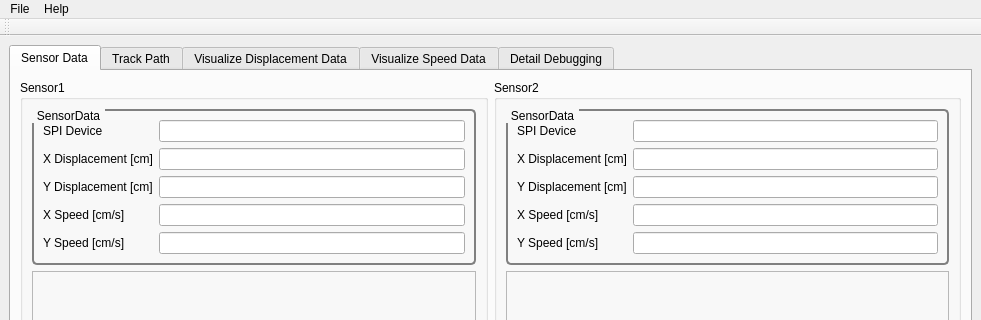
Before: the Qt Designer form src/mouse_monitor_pc/ui/mousemonitor_window.ui in Smart-Minotaur/nxt_minotaur, drawn with Qt 5; both pictures show x 0 to 981 and y 0 to 320 of the 981 by 820 pixel window.
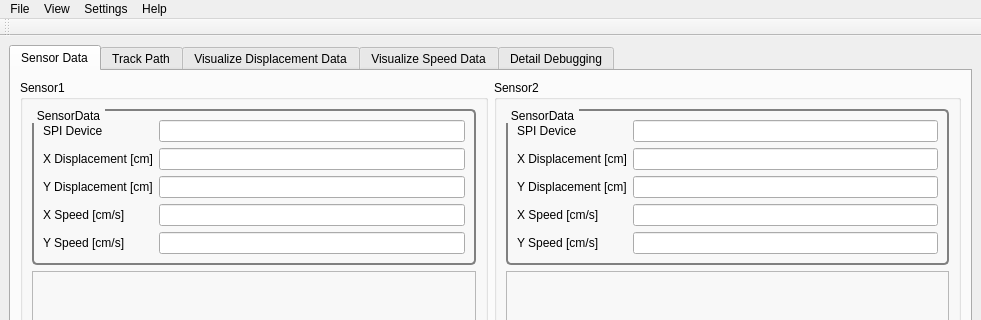
After: the same form once the commit is applied. Icons and pictures are not drawn.

```diff
--- a/src/mouse_monitor_pc/ui/mousemonitor_window.ui
+++ b/src/mouse_monitor_pc/ui/mousemonitor_window.ui
@@ -854,7 +854,21 @@
     </property>
     <addaction name="actionExit"/>
    </widget>
+   <widget class="QMenu" name="menuSettings">
+    <property name="title">
+     <string>Settings</string>
+    </property>
+    <addaction name="actionMedian_filter"/>
+   </widget>
+   <widget class="QMenu" name="menuView">
+    <property name="title">
+     <string>View</string>
+    </property>
+    <addaction name="actionShow_log"/>
+   </widget>
    <addaction name="menuFile"/>
+   <addaction name="menuView"/>
+   <addaction name="menuSettings"/>
    <addaction name="menuHelp"/>
   </widget>
   <action name="actionAbout">
```
Left out of the diff: 10 changed lines with no effect on the pictures.
